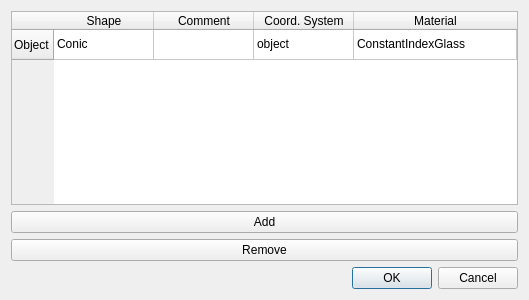
mess42/pyrate, file PyrateWorkbench/Qt/surfacedialog.ui: the form before one commit.
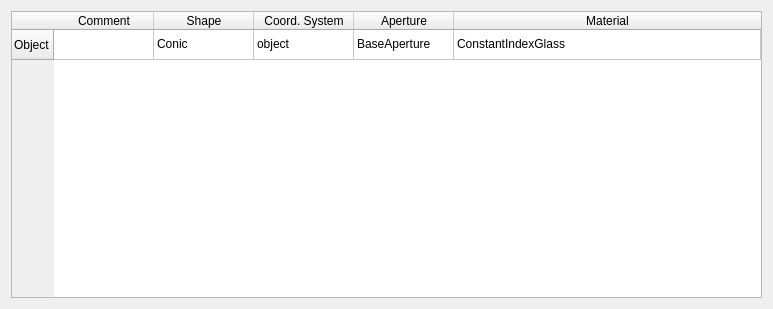
The form after the commit.

Commit message: surface dgl

The edit to the form file:
```diff
--- a/PyrateWorkbench/Qt/surfacedialog.ui
+++ b/PyrateWorkbench/Qt/surfacedialog.ui
@@ -6,24 +6,14 @@
    <rect>
     <x>0</x>
     <y>0</y>
-    <width>529</width>
-    <height>300</height>
+    <width>773</width>
+    <height>309</height>
    </rect>
   </property>
   <property name="windowTitle">
    <string>Dialog</string>
   </property>
   <layout class="QGridLayout" name="gridLayout">
-   <item row="3" column="0">
-    <widget class="QDialogButtonBox" name="buttonBox">
-     <property name="orientation">
-      <enum>Qt::Horizontal</enum>
-     </property>
-     <property name="standardButtons">
-      <set>QDialogButtonBox::Cancel|QDialogButtonBox::Ok</set>
-     </property>
-    </widget>
-   </item>
    <item row="0" column="0">
     <widget class="QTableWidget" name="tblSurfaces">
      <property name="alternatingRowColors">
@@ -37,27 +27,32 @@
        <string>Object</string>
       </property>
      </row>
-     <column>
-      <property name="text">
-       <string>Shape</string>
-      </property>
-     </column>
      <column>
       <property name="text">
        <string>Comment</string>
       </property>
      </column>
+     <column>
+      <property name="text">
+       <string>Shape</string>
+      </property>
+     </column>
      <column>
       <property name="text">
        <string>Coord. System</string>
       </property>
      </column>
+     <column>
+      <property name="text">
+       <string>Aperture</string>
+      </property>
+     </column>
      <column>
       <property name="text">
        <string>Material</string>
       </property>
      </column>
-     <item row="0" column="0">
+     <item row="0" column="1">
       <property name="text">
        <string>Conic</string>
       </property>
@@ -69,25 +64,16 @@
      </item>
      <item row="0" column="3">
       <property name="text">
+       <string>BaseAperture</string>
+      </property>
+     </item>
+     <item row="0" column="4">
+      <property name="text">
        <string>ConstantIndexGlass</string>
       </property>
      </item>
     </widget>
    </item>
-   <item row="1" column="0">
-    <widget class="QPushButton" name="pbAdd">
-     <property name="text">
-      <string>Add</string>
-     </property>
-    </widget>
-   </item>
-   <item row="2" column="0">
-    <widget class="QPushButton" name="pbRemove">
-     <property name="text">
-      <string>Remove</string>
-     </property>
-    </widget>
-   </item>
   </layout>
  </widget>
  <resources/>
```
Left out of the diff: 35 changed lines with no effect on the pictures.
